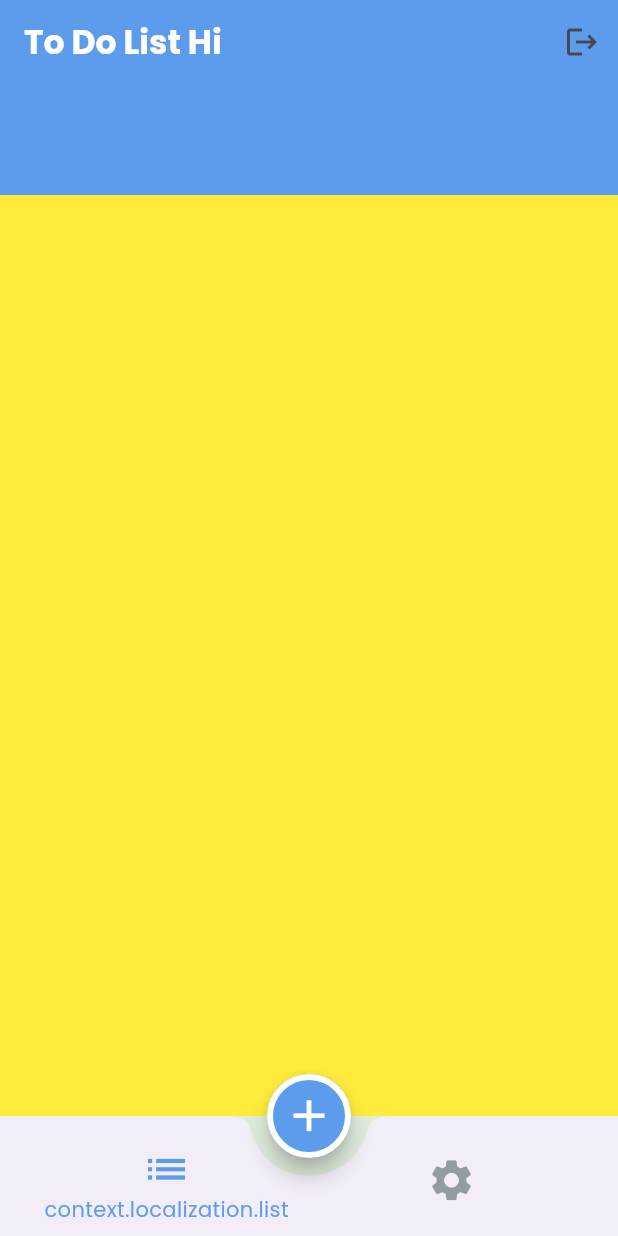
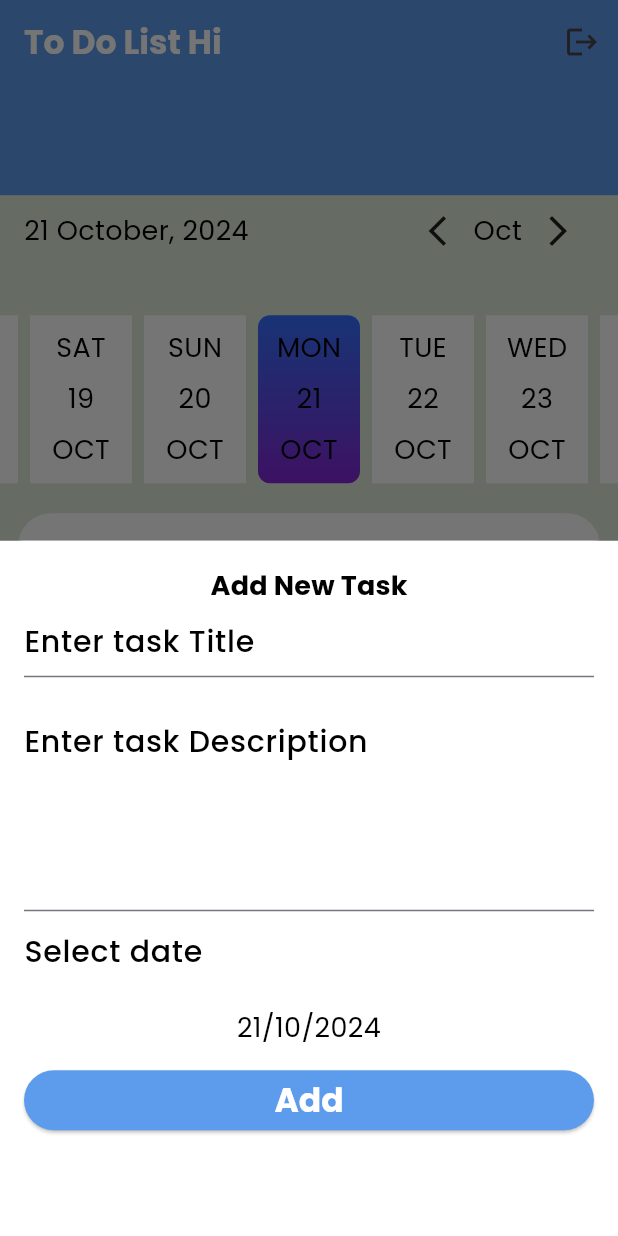
Before and after one commit to MoemenDarwish36/ToDoApp, a Flutter app: the screen it shows after launch, after a tap on the "add" icon, on a phone screen of 412 x 824 dp. Run offline on Flutter 3.47's test engine with Material 3 defaults, Android fonts, the phone set to English and light mode, and no system bars; drawn by our look-alikes of easy_date_timeline, flutter_slidable.

Commit message:
Finished add bottom sheet and add list tab

```diff
--- /dev/null
+++ b/lib/ui/screen/home_screen/add_bottom_sheet.dart
@@ -0,0 +1,162 @@
+import 'package:flutter/material.dart';
+import 'package:todo/ui/utilities/data_time_extension.dart';
+import '../../utilities/app_color.dart';
+
+class AddBottomSheet extends StatefulWidget {
+  const AddBottomSheet({super.key});
+
+  @override
+  State<AddBottomSheet> createState() => _AddBottomSheetState();
+
+  static show(BuildContext context) {
+    showModalBottomSheet(
+        context: context, builder: (context) => const AddBottomSheet());
+  }
+}
+
+class _AddBottomSheetState extends State<AddBottomSheet> {
+  var formKey = GlobalKey<FormState>();
+  DateTime selectedDate = DateTime.now();
+  String title = '';
+  String description = '';
+  // late ListProvider listProvider;
+  // late ThemeProvider themeProvider;
+  // late AuthUserProvider authUserProvider;
+
+  @override
+  Widget build(BuildContext context) {
+    // listProvider = Provider.of(context);
+    // themeProvider = Provider.of(context);
+    // authUserProvider = Provider.of(context);
+    return Container(
+      decoration: BoxDecoration(
+        color:
+        // themeProvider.isDarkThemeEnabled
+        //     ? AppColors.blackDarkColor
+        //     :
+        AppColors.white,
+      ),
+      padding: const EdgeInsets.all(16),
+      child: Column(
+        children: [
+          Text(
+            "Add New Task",
+            style: Theme.of(context).textTheme.titleMedium,
+          ),
+          Form(
+              key: formKey,
+              child: Column(
+                crossAxisAlignment: CrossAxisAlignment.stretch,
+                children: [
+                  TextFormField(
+                    validator: (text) {
+                      if (text == null || text.isEmpty) {
+                        return 'Please Enter Task Title';
+                      }
+                      return null;
+                    },
+                    onChanged: (text) {
+                      title = text;
+                    },
+                    decoration: InputDecoration(
+                        hintText: "Enter task Title",
+                        hintStyle: TextStyle(
+                          color:
+                          // themeProvider.isDarkThemeEnabled
+                          //     ? AppColors.white
+                          //     :
+                          AppColors.black,
+                        )),
+                  ),
+                  const SizedBox(
+                    height: 20,
+                  ),
+                  TextFormField(
+                    validator: (text) {
+                      if (text == null || text.isEmpty) {
+                        return 'Please Enter Task Description';
+                      }
+                      return null;
+                    },
+                    onChanged: (text) {
+                      description = text;
+                    },
+                    decoration: InputDecoration(
+                        hintText: "Enter task Description",
+                        hintStyle: TextStyle(
+                          color:
+                          // themeProvider.isDarkThemeEnabled
+                          //     ? AppColors.white
+                          //     :
+                          AppColors.black,
+                        )),
+                    maxLines: 4,
+                  ),
+                  const SizedBox(
+                    height: 12,
+                  ),
+                  Text(
+                    "Select date",
+                    style: Theme.of(context).textTheme.bodyLarge,
+                  ),
+                  const SizedBox(
+                    height: 12,
+                  ),
+                  TextButton(
+                    onPressed: () {
+                      showMyDatePicker();
+                    },
+                    child: Text(selectedDate.toFormattedDate,
+                        textAlign: TextAlign.center,
+                        style: Theme.of(context).textTheme.bodyMedium),
+                  ),
+                  ElevatedButton(
+                      style: ButtonStyle(
+                          backgroundColor: MaterialStateProperty.all(
+                              Theme.of(context).primaryColor)),
+                      onPressed: () {
+                        addToDoToFireStore();
+                      },
+                      child: Text(
+                        "Add",
+                        style: Theme.of(context).textTheme.titleLarge,
+                      ))
+                ],
+              ))
+        ],
+      ),
+    );
+  }
+
+  void addToDoToFireStore() {
+    if (formKey.currentState?.validate() == true) {
+      ///Add Task
+      // TaskDm task = TaskDm(
+      //     title: title, dateTime: selectedDate, description: description);
+      // FirebaseUtils.addTaskToFireStore(task, authUserProvider.currentUser!.id!)
+      //     .then((onValue) {
+      //   listProvider
+      //       .getAllTasksFromFireStore(authUserProvider.currentUser!.id!);
+      //   Navigator.pop(context);
+      // })
+      //
+      // /// called in used firebase offline
+      //     .timeout(const Duration(microseconds: 500), onTimeout: () {
+      //   listProvider
+      //       .getAllTasksFromFireStore(authUserProvider.currentUser!.id!);
+      //   Navigator.pop(context);
+      // });
+    }
+  }
+
+  void showMyDatePicker() async {
+    ///this function (showDatePicker) need 4 parameter to displays DatePicker
+    selectedDate = await showDatePicker(
+        context: context,
+        initialDate: selectedDate,
+        firstDate: DateTime.now(),
+        lastDate: DateTime.now().add(const Duration(days: 365))) ??
+        selectedDate;
+    setState(() {});
+  }
+}
--- a/lib/ui/screen/home_screen/home_screen.dart
+++ b/lib/ui/screen/home_screen/home_screen.dart
@@ -1,8 +1,9 @@
 import 'package:flutter/material.dart';
-import 'package:todo/ui/screen/home_screen/tab/List_tab.dart';
-import 'package:todo/ui/screen/home_screen/tab/settings_tab.dart';
+import 'package:todo/ui/screen/home_screen/tab/list_tab/List_tab.dart';
+import 'package:todo/ui/screen/home_screen/tab/settings/settings_tab.dart';
 
 import '../../utilities/app_color.dart';
+import 'add_bottom_sheet.dart';
 
 class HomeScreen extends StatefulWidget {
   static const String routeName = "homeScreen";
@@ -15,7 +16,7 @@ class HomeScreen extends StatefulWidget {
 
 class _HomeScreenState extends State<HomeScreen> {
   int selectedIndex = 0;
-  List<Widget> tab = [const ListTab(), SettingsTab()];
+  List<Widget> tab = [ ListTab(), SettingsTab()];
 
   @override
   Widget build(BuildContext context) {
@@ -81,7 +82,7 @@ class _HomeScreenState extends State<HomeScreen> {
 
   buildFab() => FloatingActionButton(
         onPressed: () {
-          // AddBottomSheet.show(context);
+          AddBottomSheet.show(context);
         },
         child: const Icon(
           Icons.add,
--- a/lib/ui/screen/home_screen/tab/List_tab.dart
+++ /dev/null
@@ -1,12 +0,0 @@
-import 'package:flutter/material.dart';
-
-class ListTab extends StatelessWidget {
-  const ListTab({super.key});
-
-  @override
-  Widget build(BuildContext context) {
-    return Container(
-      color: Colors.yellow,
-    );
-  }
-}
--- /dev/null
+++ b/lib/ui/screen/home_screen/tab/list_tab/List_tab.dart
@@ -0,0 +1,167 @@
+import 'package:easy_date_timeline/easy_date_timeline.dart';
+import 'package:flutter/material.dart';
+
+import '../../../../utilities/app_color.dart';
+import 'list_item.dart';
+
+class ListTab extends StatefulWidget {
+  const ListTab({super.key});
+
+  @override
+  State<ListTab> createState() => ListTabState();
+}
+
+class ListTabState extends State<ListTab> {
+  DateTime selectedDate = DateTime.now();
+  // void initState() {
+  //   super.initState();
+  //   getAllTasksFromFireStore() ;
+  // }
+  // late ListProvider listProvider;
+  // late ThemeProvider themeProvider;
+  // late AuthUserProvider authUserProvider;
+
+  @override
+  Widget build(BuildContext context) {
+    // themeProvider = Provider.of(context);
+    // listProvider = Provider.of(context);
+    // authUserProvider = Provider.of(context);
+    // if (listProvider.tasksList.isEmpty) {
+    //   listProvider.getAllTasksFromFireStore(authUserProvider.currentUser!.id!);
+    // }
+
+    return Column(
+      children: [
+        buildCalendar(),
+        Expanded(
+          child: ListView.builder(
+              itemCount:30,
+              // listProvider.tasksList.length,
+              itemBuilder: (context, index) {
+                return ListItem();
+                //   ListItem(
+                //   task: listProvider.tasksList[index],
+                // );
+              }),
+        ),
+      ],
+    );
+  }
+
+  buildCalendar() {
+    return EasyDateTimeLine(
+      activeColor:
+      // themeProvider.isDarkThemeEnabled
+      //     ? AppColors.white
+      //     :
+      AppColors.primaryColor,
+      initialDate:selectedDate,
+      // listProvider.selectedDate,
+      onDateChange: (selectedDate) {
+        //`selectedDate` the new date selected.
+        // listProvider.changeSelectData(
+        //     selectedDate, authUserProvider.currentUser!.id!);
+      },
+      headerProps: EasyHeaderProps(
+        monthStyle: TextStyle(
+          color:
+          // themeProvider.isDarkThemeEnabled
+          //     ? AppColors.white
+          //     :
+          AppColors.black,
+        ),
+        selectedDateStyle: TextStyle(
+          color:
+          // themeProvider.isDarkThemeEnabled
+          //     ? AppColors.white
+          //     :
+          AppColors.black,
+        ),
+        monthPickerType: MonthPickerType.switcher,
+        dateFormatter: const DateFormatter.fullDateDMonthAsStrY(),
+      ),
+      dayProps: EasyDayProps(
+        todayStyle: DayStyle(
+            dayNumStyle: TextStyle(
+              color:
+              // themeProvider.isDarkThemeEnabled
+              //     ? AppColors.white
+              //     :
+              AppColors.black,
+            ),
+            decoration: BoxDecoration(
+              color:
+              // themeProvider.isDarkThemeEnabled
+              //     ? AppColors.blackDarkColor
+              //     :
+              AppColors.white,
+            )),
+        inactiveDayStyle: DayStyle(
+            monthStrStyle: TextStyle(
+              color:
+              // themeProvider.isDarkThemeEnabled
+              //     ? AppColors.white
+              //     :
+              AppColors.black,
+            ),
+            dayStrStyle: TextStyle(
+              color:
+              // themeProvider.isDarkThemeEnabled
+              //     ? AppColors.white
+              //     :
+              AppColors.black,
+            ),
+            dayNumStyle: TextStyle(
+              color:
+              // themeProvider.isDarkThemeEnabled
+              //     ? AppColors.white
+              //     :
+              AppColors.black,
+            ),
+            decoration: BoxDecoration(
+              color:
+              // themeProvider.isDarkThemeEnabled
+              //     ? AppColors.blackDarkColor
+              //     :
+              AppColors.white,
+            )),
+        dayStructure: DayStructure.dayStrDayNumMonth,
+        activeDayStyle: DayStyle(
+          monthStrStyle: TextStyle(
+            color:
+            // themeProvider.isDarkThemeEnabled
+            //     ? AppColors.white
+            //     :
+            AppColors.black,
+          ),
+          dayStrStyle: TextStyle(
+            color:
+            // themeProvider.isDarkThemeEnabled
+            //     ? AppColors.white
+            //     :
+            AppColors.black,
+          ),
+          dayNumStyle: TextStyle(
+            color:
+            // themeProvider.isDarkThemeEnabled
+            //     ? AppColors.white
+            //     :
+            AppColors.black,
+          ),
+          decoration: const BoxDecoration(
+            // color: Color(0xff3371FF),
+            borderRadius: BorderRadius.all(Radius.circular(8)),
+            gradient: LinearGradient(
+              begin: Alignment.topCenter,
+              end: Alignment.bottomCenter,
+              colors: [
+                Color(0xff3371FF),
+                Color(0xff8426D6),
+              ],
+            ),
+          ),
+        ),
+      ),
+    );
+  }
+}
--- /dev/null
+++ b/lib/ui/screen/home_screen/tab/list_tab/list_item.dart
@@ -0,0 +1,108 @@
+import 'package:flutter/material.dart';
+import 'package:flutter_slidable/flutter_slidable.dart';
+
+import '../../../../utilities/app_color.dart';
+
+class ListItem extends StatelessWidget {
+  // TaskDm task;
+
+  // ListItem({super.key, required this.task});
+
+  // late ThemeProvider themeProvider;
+
+  @override
+  Widget build(BuildContext context) {
+    // ListProvider listProvider = Provider.of(context);
+    // ThemeProvider themeProvider = Provider.of(context);
+    // AuthUserProvider authUserProvider = Provider.of(context);
+    return Container(
+      margin: const EdgeInsets.all(12),
+      child: Slidable(
+        // The start action pane is the one at the left or the top side.
+        startActionPane: ActionPane(
+          extentRatio: .25,
+          // A motion is a widget used to control how the pane animates.
+          motion: const ScrollMotion(),
+          // All actions are defined in the children parameter.
+          children: [
+            // A SlidableAction can have an icon and/or a label.
+            SlidableAction(
+              borderRadius: const BorderRadius.only(
+                topLeft: Radius.circular(24),
+                bottomLeft: Radius.circular(24),
+              ),
+              onPressed: (context) {
+                /// delete task
+                // FirebaseUtils.deleteTaskFromFireStore(
+                //     task, authUserProvider.currentUser!.id!)
+                //     .then((value) {
+                //   listProvider.getAllTasksFromFireStore(
+                //       authUserProvider.currentUser!.id!);
+                // }).timeout(const Duration(milliseconds: 500), onTimeout: () {
+                //   listProvider.getAllTasksFromFireStore(
+                //       authUserProvider.currentUser!.id!);
+                // });
+              },
+              backgroundColor: AppColors.redColor,
+              foregroundColor: AppColors.white,
+              icon: Icons.delete,
+              label: 'Delete',
+            ),
+          ],
+        ),
+        child: Container(
+          padding: const EdgeInsets.all(12),
+          decoration: BoxDecoration(
+              color:
+              // themeProvider.isDarkThemeEnabled
+              //     ? AppColors.blackDarkColor
+              //     :
+              AppColors.white,
+              borderRadius: BorderRadius.circular(22)),
+          child: Row(
+            mainAxisAlignment: MainAxisAlignment.spaceBetween,
+            children: [
+              Container(
+                margin: const EdgeInsets.all(12),
+                color: AppColors.primaryColor,
+                height: MediaQuery.of(context).size.height * .1,
+                width: 4,
+              ),
+              Expanded(
+                  child: Column(
+                    crossAxisAlignment: CrossAxisAlignment.stretch,
+                    children: [
+                      Text(
+                        "task.title",
+                        style: Theme.of(context).textTheme.titleSmall,
+                      ),
+                      Text(
+                        "task.description",
+                        style: Theme.of(context).textTheme.bodySmall,
+                      ),
+                    ],
+                  )),
+              InkWell(
+
+                child: Container(
+                  padding: EdgeInsets.symmetric(
+                    vertical: MediaQuery.of(context).size.height * .01,
+                    horizontal: MediaQuery.of(context).size.width * .055,
+                  ),
+                  decoration: BoxDecoration(
+                      borderRadius: BorderRadius.circular(12),
+                      color: AppColors.primaryColor),
+                  child: const Icon(
+                    Icons.check,
+                    color: AppColors.white,
+                    size: 35,
+                  ),
+                ),
+              )
+            ],
+          ),
+        ),
+      ),
+    );
+  }
+}
--- /dev/null
+++ b/lib/ui/utilities/data_time_extension.dart
@@ -0,0 +1,9 @@
+import 'package:intl/intl.dart';
+
+///this extension to add function in DateTime
+extension TimeExtension on DateTime {
+  String get toFormattedDate {
+    DateFormat formatter = DateFormat("dd/MM/yyyy");
+    return formatter.format(this);
+  }
+}
--- a/pubspec.yaml
+++ b/pubspec.yaml
@@ -35,6 +35,9 @@ dependencies:
   # The following adds the Cupertino Icons font to your application.
   # Use with the CupertinoIcons class for iOS style icons.
   cupertino_icons: ^1.0.2
+  intl: ^0.19.0
+  easy_date_timeline: ^1.1.3
+  flutter_slidable: ^3.1.1
 
 
 dev_dependencies:
```
Also changed, not shown: lib/ui/screen/home_screen/tab/settings/settings_tab.dart (renamed from lib/ui/screen/home_screen/tab/settings_tab.dart), pubspec.lock.
